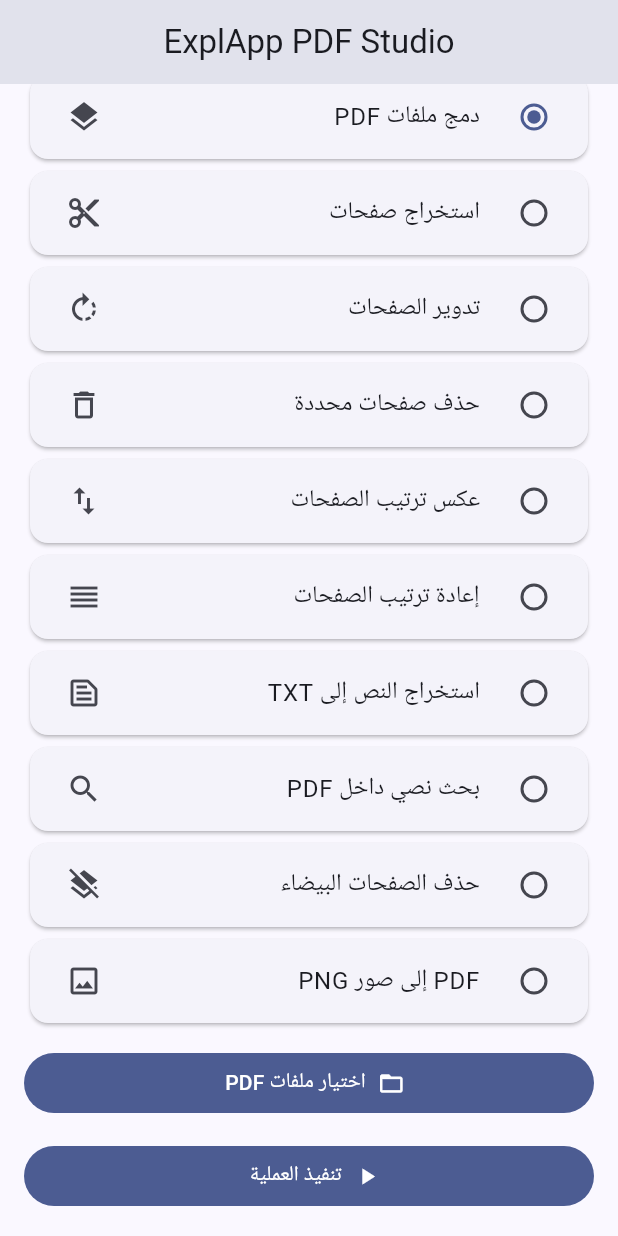
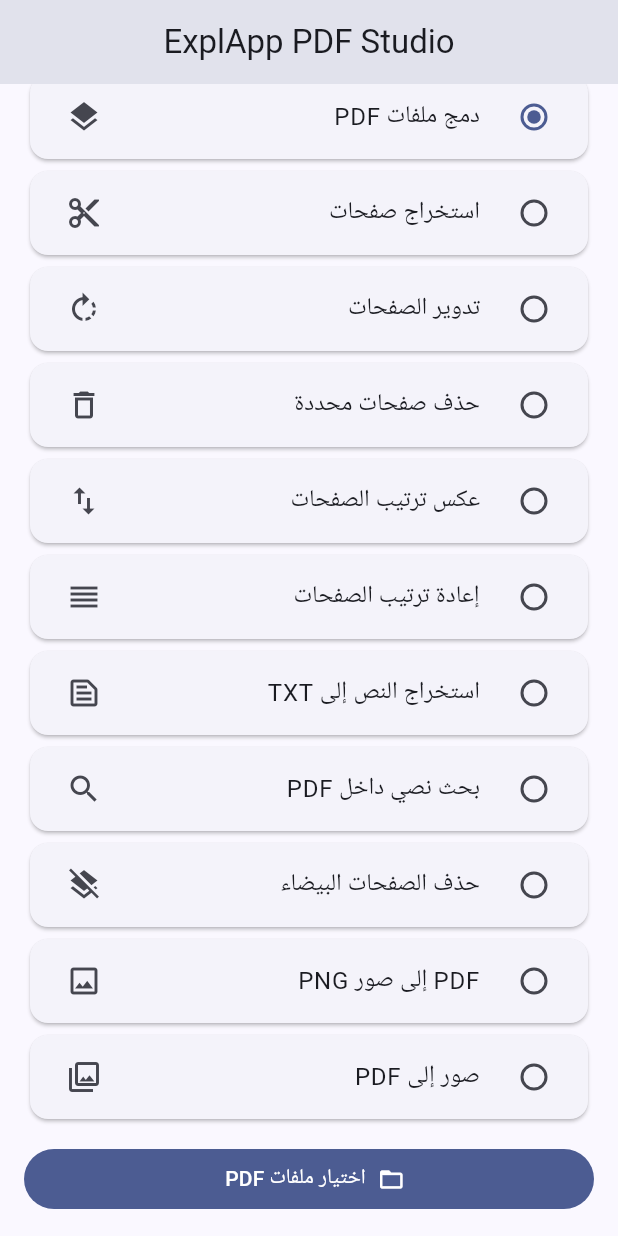
Before and after one commit to aljwaal1/ExplApp-PDF-Studio, a Flutter app: the screen it shows after launch, scrolled down 186 dp, on a phone screen of 412 x 824 dp. Run offline on Flutter 3.47's test engine with Material 3 defaults, Android fonts, the phone set to English and light mode, and no system bars; our stand-ins replace file_picker, open_filex, share_plus.

Commit message:
feat(flutter): native image-to-PDF conversion with A4 page sizing

```diff
--- a/flutter_native/lib/main.dart
+++ b/flutter_native/lib/main.dart
@@ -41,8 +41,8 @@ class _StudioHomeState extends State<StudioHome> {
 
   Future<void> pick() async {
     final picked = await FilePicker.platform.pickFiles(
-      type: FileType.custom, allowedExtensions: ['pdf'],
-      allowMultiple: mode == 'merge', withData: false,
+      type: FileType.custom, allowedExtensions: mode == 'imagespdf' ? ['png','jpg','jpeg'] : ['pdf'],
+      allowMultiple: mode == 'merge' || mode == 'imagespdf', withData: false,
     );
     if (picked == null) return;
     final paths = picked.files.map((f) => f.path).whereType<String>().toList();
@@ -85,6 +85,7 @@ class _StudioHomeState extends State<StudioHome> {
       ('search','بحث نصي داخل PDF',Icons.search),
       ('blank','حذف الصفحات البيضاء',Icons.layers_clear),
       ('render','PDF إلى صور PNG',Icons.image_outlined),
+      ('imagespdf','صور إلى PDF',Icons.photo_library_outlined),
     ];
     return Scaffold(
       appBar: AppBar(title: const Text('ExplApp PDF Studio'),centerTitle:true),
@@ -104,7 +105,7 @@ class _StudioHomeState extends State<StudioHome> {
           onChanged:(v)=>setState(() {mode=v!;files.clear();result=null;error=null;}),
         ))),
         const SizedBox(height:12),
-        FilledButton.icon(onPressed:busy?null:pick,icon:const Icon(Icons.folder_open),label:Text(mode=='merge'?'اختيار ملفات PDF':'اختيار ملف PDF')),
+        FilledButton.icon(onPressed:busy?null:pick,icon:const Icon(Icons.folder_open),label:Text(mode=='imagespdf'?'اختيار الصور':mode=='merge'?'اختيار ملفات PDF':'اختيار ملف PDF')),
         ...files.map((f)=>ListTile(dense:true,leading:const Icon(Icons.picture_as_pdf),title:Text(f.split('/').last,maxLines:1,overflow:TextOverflow.ellipsis))),
         if (mode=='split' || mode=='delete' || mode=='reorder') TextField(controller:pages,decoration:InputDecoration(labelText:mode=='delete'?'الصفحات المراد حذفها':mode=='reorder'?'الترتيب الجديد لكل الصفحات':'الصفحات المراد استخراجها',helperText:mode=='reorder'?'مثال لملف من 4 صفحات: 3,1,4,2':'مثال: 1-3,5'),keyboardType:TextInputType.text),
         if (mode=='search') TextField(controller:query,decoration:const InputDecoration(labelText:'الكلمة أو العبارة المراد البحث عنها')),
```
